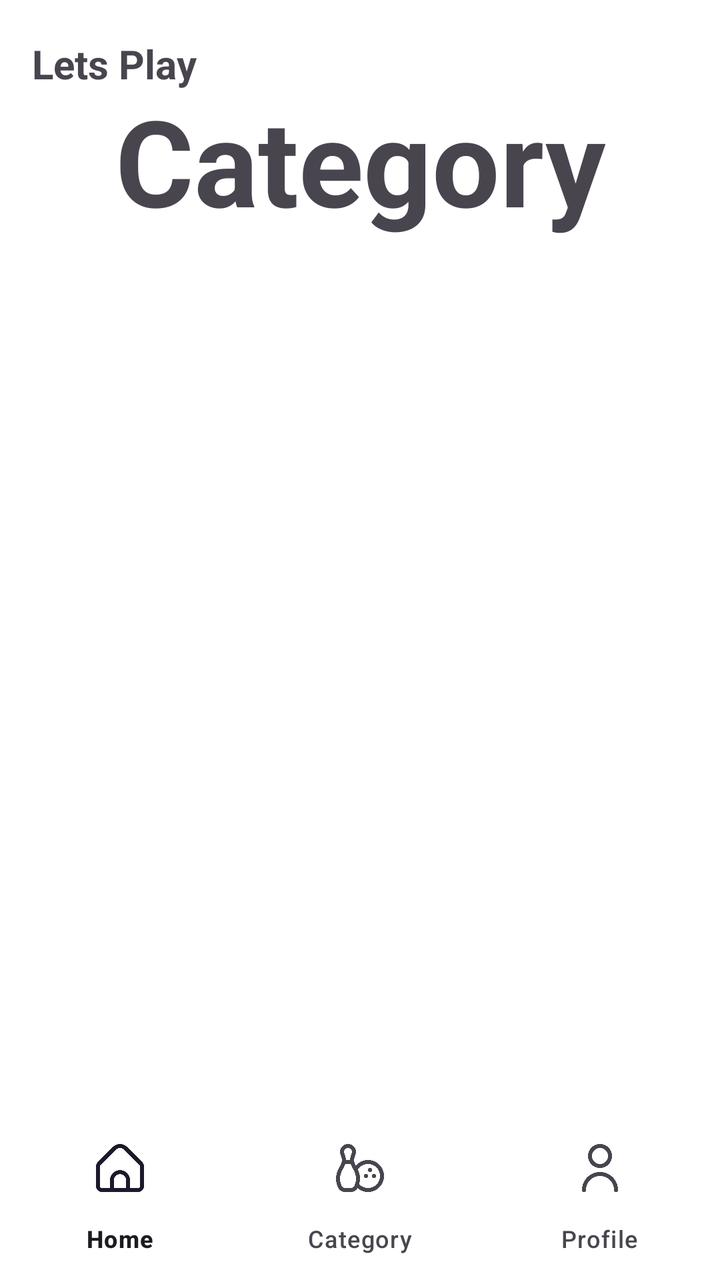
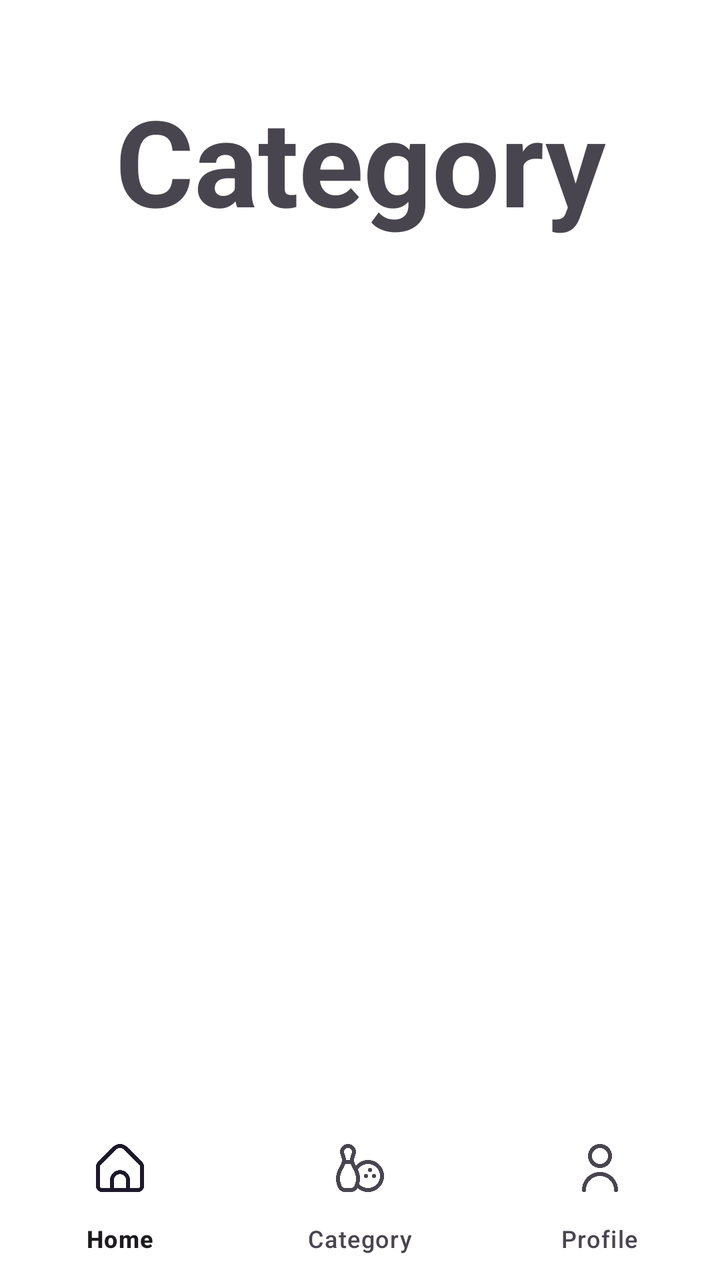

Before-and-after screenshots of an Android layout around one commit, followed by the original layout XML and the change that was made.
<!-- AndroidManifest.xml: application theme Theme.PLAYO -->
<!-- res/layout/onclick_category.xml -->
<?xml version="1.0" encoding="utf-8"?>
<androidx.coordinatorlayout.widget.CoordinatorLayout
    xmlns:android="http://schemas.android.com/apk/res/android"
    xmlns:app="http://schemas.android.com/apk/res-auto"
    xmlns:tools="http://schemas.android.com/tools"
    android:id="@+id/main"
    android:layout_width="match_parent"
    android:layout_height="match_parent"
    android:background="#FFFFFF"
    tools:context=".MainActivity">

    <com.google.android.material.appbar.AppBarLayout
        android:id="@+id/appBarLayout"
        android:layout_width="match_parent"
        android:layout_height="wrap_content"
        android:background="#FFFFFF"
        android:elevation="0dp">

        <com.google.android.material.appbar.CollapsingToolbarLayout
            android:layout_width="match_parent"
            android:layout_height="wrap_content"
            app:layout_scrollFlags="scroll|exitUntilCollapsed">

            <LinearLayout
                android:layout_width="match_parent"
                android:layout_height="wrap_content"
                android:orientation="vertical"
                android:paddingTop="40dp"
                android:paddingBottom="60dp"
                app:layout_collapseMode="parallax">

                <TextView
                    android:id="@+id/textView"
                    android:layout_width="match_parent"
                    android:layout_height="wrap_content"
                    android:text="Category"
                    android:textAlignment="center"
                    android:textSize="60sp"
                    android:textStyle="bold" />
            </LinearLayout>

            <androidx.appcompat.widget.Toolbar
                android:layout_width="match_parent"
                android:layout_height="?attr/actionBarSize"
                app:layout_collapseMode="pin">

                <TextView
                    android:layout_width="wrap_content"
                    android:layout_height="wrap_content"
                    android:text="Lets Play"
                    android:textStyle="bold"
                    android:textSize="20sp" />

            </androidx.appcompat.widget.Toolbar>

        </com.google.android.material.appbar.CollapsingToolbarLayout>
    </com.google.android.material.appbar.AppBarLayout>

    <androidx.recyclerview.widget.RecyclerView
        android:id="@+id/recyclerView"
        android:layout_width="match_parent"
        android:layout_height="match_parent"
        android:nestedScrollingEnabled="true"
        app:layout_behavior="@string/appbar_scrolling_view_behavior" />

    <com.google.android.material.bottomnavigation.BottomNavigationView
        android:id="@+id/bottomView"
        android:layout_width="match_parent"
        android:layout_height="wrap_content"
        android:layout_gravity="bottom"
        android:background="#FFFFFF"
        app:labelVisibilityMode="labeled"
        app:menu="@menu/bottom_menu"
        app:layout_behavior="@string/hide_bottom_view_on_scroll_behavior" />

</androidx.coordinatorlayout.widget.CoordinatorLayout>
<!-- resources referenced by this layout -->
<resources>
  <style name="Theme.PLAYO" parent="Theme.Material3.DayNight.NoActionBar">
          <item name="colorPrimary">@color/colorPrimary</item>
          <item name="colorPrimaryDark">@color/colorPrimaryDark</item>
          <item name="colorOnPrimary">@color/white</item>
          <item name="colorSecondary">@color/colorSecondary</item>
          <item name="colorOnSecondary">@color/white</item>
          <item name="android:statusBarColor">@color/screen_bg</item>
          <item name="android:windowBackground">@color/screen_bg</item>
          <item name="materialCardViewStyle">@style/Widget.Material3.CardView.Elevated</item>
      </style>
  <color name="colorPrimary">#FF6C63FF</color>
  <color name="colorPrimaryDark">#FF5549E0</color>
  <color name="white">#FFFFFFFF</color>
  <color name="colorSecondary">#FF00C2A8</color>
  <color name="screen_bg">#FFF6F7FB</color>
</resources>

<!-- the commit's change to res/layout/onclick_category.xml (unified diff, before → after) -->
@@ -44,12 +44,6 @@
                 android:layout_height="?attr/actionBarSize"
                 app:layout_collapseMode="pin">
 
-                <TextView
-                    android:layout_width="wrap_content"
-                    android:layout_height="wrap_content"
-                    android:text="Lets Play"
-                    android:textStyle="bold"
-                    android:textSize="20sp" />
 
             </androidx.appcompat.widget.Toolbar>
 
